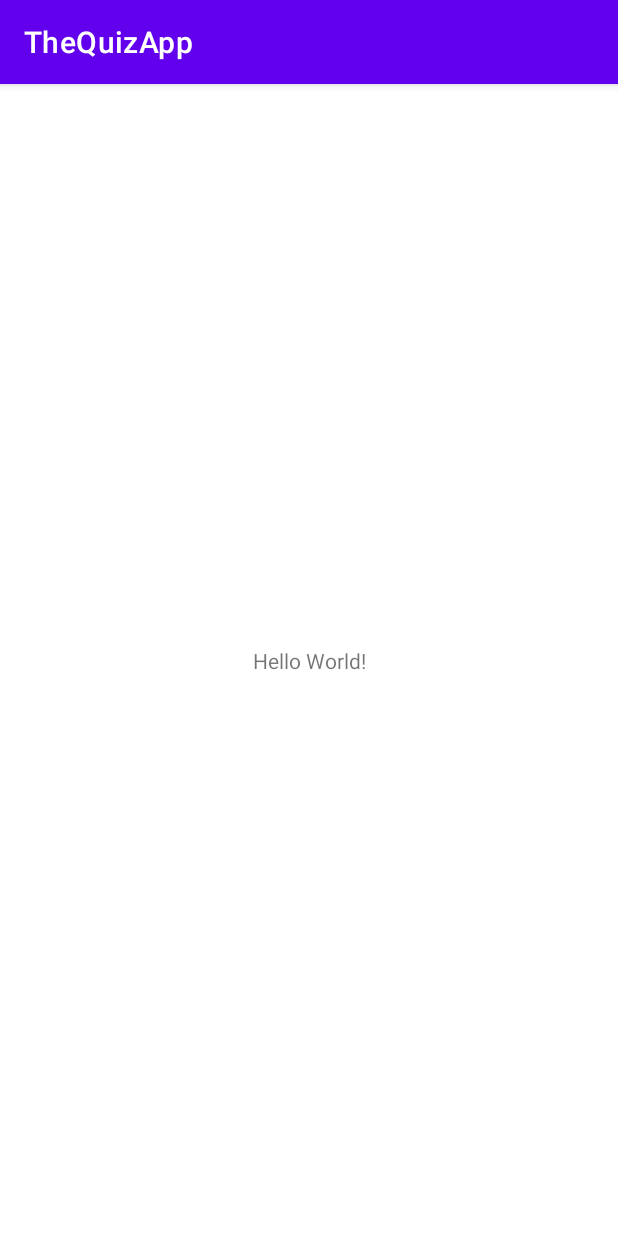
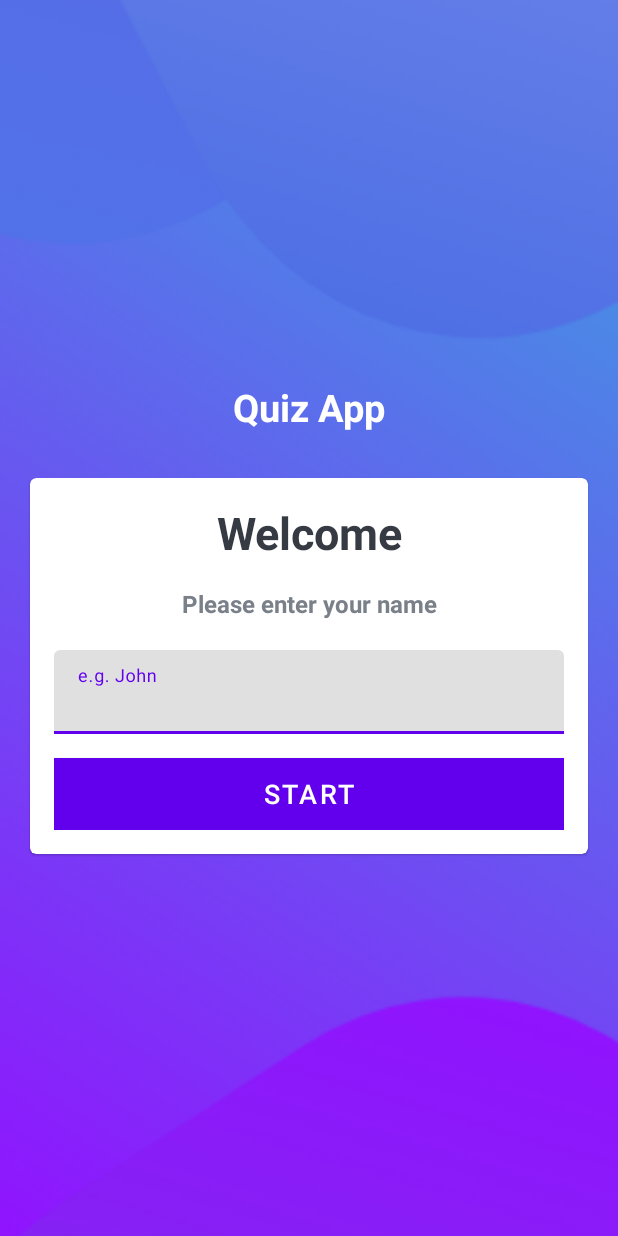
Before and after one commit to LeVi4869/AndroidDevStudies, an Android app: the screen it shows after launch (MainActivity), on a phone screen of 412 x 824 dp. Run offline under Robolectric (Android 15) with nearby library versions, the phone set to English and light mode, and no system bars.

Commit message:
setting up in-game view

```diff
--- a/TheQuizApp/app/src/main/AndroidManifest.xml
+++ b/TheQuizApp/app/src/main/AndroidManifest.xml
@@ -8,7 +8,10 @@
         android:label="@string/app_name"
         android:roundIcon="@mipmap/ic_launcher_round"
         android:supportsRtl="true"
-        android:theme="@style/Theme.TheQuizApp">
+        android:theme="@style/Theme.MaterialComponents.DayNight.NoActionBar">
+        <activity
+            android:name=".QuizQuestionsActivity"
+            android:exported="true" />
         <activity
             android:name=".MainActivity"
             android:exported="true">
--- a/TheQuizApp/app/src/main/java/com/example/thequizapp/MainActivity.kt
+++ b/TheQuizApp/app/src/main/java/com/example/thequizapp/MainActivity.kt
@@ -1,11 +1,27 @@
 package com.example.thequizapp
 
+import android.content.Intent
 import androidx.appcompat.app.AppCompatActivity
 import android.os.Bundle
+import android.widget.Button
+import android.widget.EditText
+import android.widget.Toast
 
 class MainActivity : AppCompatActivity() {
     override fun onCreate(savedInstanceState: Bundle?) {
         super.onCreate(savedInstanceState)
         setContentView(R.layout.activity_main)
+        val btnStart : Button = findViewById(R.id.btn_start)
+        val etName : EditText = findViewById(R.id.et_name)
+        btnStart.setOnClickListener{
+            if(etName.text.isEmpty())  {
+                Toast.makeText(this, "Please enter your name", Toast.LENGTH_SHORT).show()
+            }
+            else    {
+                val intent = Intent(this, QuizQuestionsActivity::class.java)
+                startActivity(intent)
+                finish()
+            }
+        }
     }
 }
--- a/TheQuizApp/app/src/main/res/layout/activity_main.xml
+++ b/TheQuizApp/app/src/main/res/layout/activity_main.xml
@@ -1,18 +1,86 @@
 <?xml version="1.0" encoding="utf-8"?>
-<androidx.constraintlayout.widget.ConstraintLayout xmlns:android="http://schemas.android.com/apk/res/android"
+<LinearLayout xmlns:android="http://schemas.android.com/apk/res/android"
     xmlns:app="http://schemas.android.com/apk/res-auto"
     xmlns:tools="http://schemas.android.com/tools"
     android:layout_width="match_parent"
     android:layout_height="match_parent"
-    tools:context=".MainActivity">
+    android:background="@drawable/ic_bg"
+    android:gravity="center"
+    android:orientation="vertical"
+    tools:context=".MainActivity"
+    >
 
     <TextView
-        android:layout_width="wrap_content"
+        android:layout_width="match_parent"
         android:layout_height="wrap_content"
-        android:text="Hello World!"
-        app:layout_constraintBottom_toBottomOf="parent"
-        app:layout_constraintLeft_toLeftOf="parent"
-        app:layout_constraintRight_toRightOf="parent"
-        app:layout_constraintTop_toTopOf="parent" />
+        android:layout_marginBottom="30dp"
+        android:gravity="center"
+        android:text="Quiz App"
+        android:textColor="@color/white"
+        android:textSize="25sp"
+        android:textStyle="bold" />
 
-</androidx.constraintlayout.widget.ConstraintLayout>
+    <com.google.android.material.card.MaterialCardView
+        android:layout_width="match_parent"
+        android:layout_height="wrap_content"
+        android:layout_marginStart="20dp"
+        android:layout_marginEnd="20dp"
+        android:background="@color/white"
+        >
+        <LinearLayout
+            android:layout_width="match_parent"
+            android:layout_height="wrap_content"
+            android:layout_margin="16dp"
+            android:orientation="vertical"
+            >
+            <TextView
+                android:layout_width="match_parent"
+                android:layout_height="wrap_content"
+                android:gravity="center"
+                android:text="Welcome"
+                android:textColor="#363A43"
+                android:textSize="30sp"
+                android:textStyle="bold" />
+            <TextView
+                android:layout_width="match_parent"
+                android:layout_height="wrap_content"
+                android:layout_marginTop="16dp"
+                android:gravity="center"
+                android:text="Please enter your name"
+                android:textColor="#7A8089"
+                android:textSize="16sp"
+                android:textStyle="bold" />
+            <com.google.android.material.textfield.TextInputLayout
+                android:layout_width="match_parent"
+                android:layout_height="wrap_content"
+                android:layout_marginTop="20dp"
+                >
+
+                <androidx.appcompat.widget.AppCompatEditText
+                    android:id="@+id/et_name"
+                    android:layout_width="match_parent"
+                    android:layout_height="wrap_content"
+                    android:hint="e.g. John"
+                    android:inputType="textCapWords"
+                    android:textColor="#363A43"
+                    android:textColorHint="#7A8089"
+
+                    />
+
+            </com.google.android.material.textfield.TextInputLayout>
+
+            <Button
+                android:id="@+id/btn_start"
+                android:layout_width="match_parent"
+                android:layout_height="wrap_content"
+                android:layout_marginTop="16dp"
+                android:background="@color/design_default_color_primary"
+                android:text="START"
+                android:textColor="@color/white"
+                android:textSize="18sp"
+                />
+
+        </LinearLayout>
+    </com.google.android.material.card.MaterialCardView>
+
+</LinearLayout>
--- a/TheQuizApp/app/src/main/res/values/themes.xml
+++ b/TheQuizApp/app/src/main/res/values/themes.xml
@@ -11,6 +11,7 @@
         <item name="colorOnSecondary">@color/black</item>
         <!-- Status bar color. -->
         <item name="android:statusBarColor" tools:targetApi="l">?attr/colorPrimaryVariant</item>
+        <item name="android:windowFullscreen">true</item>
         <!-- Customize your theme here. -->
     </style>
 </resources>
```
Also changed, not shown: TheQuizApp/app/src/main/java/com/example/thequizapp/Constants.kt (added, +19 -0 lines), TheQuizApp/app/src/main/java/com/example/thequizapp/Question.kt (added, +12 -0 lines), TheQuizApp/app/src/main/java/com/example/thequizapp/QuizQuestionsActivity.kt (added, +15 -0 lines), TheQuizApp/app/src/main/res/layout/activity_quiz_questions.xml (added, +9 -0 lines), TheQuizApp/app/src/main/res/drawable/ic_bg.png (added), TheQuizApp/app/src/main/res/drawable/ic_flag_of_argentina.png (added), TheQuizApp/app/src/main/res/drawable/ic_flag_of_australia.png (added), TheQuizApp/app/src/main/res/drawable/ic_flag_of_belgium.png (added), TheQuizApp/app/src/main/res/drawable/ic_flag_of_brazil.png (added), TheQuizApp/app/src/main/res/drawable/ic_flag_of_denmark.png (added), TheQuizApp/app/src/main/res/drawable/ic_flag_of_fiji.png (added), TheQuizApp/app/src/main/res/drawable/ic_flag_of_germany.png (added), TheQuizApp/app/src/main/res/drawable/ic_flag_of_india.png (added), TheQuizApp/app/src/main/res/drawable/ic_flag_of_kuwait.png (added), 1 more files.
